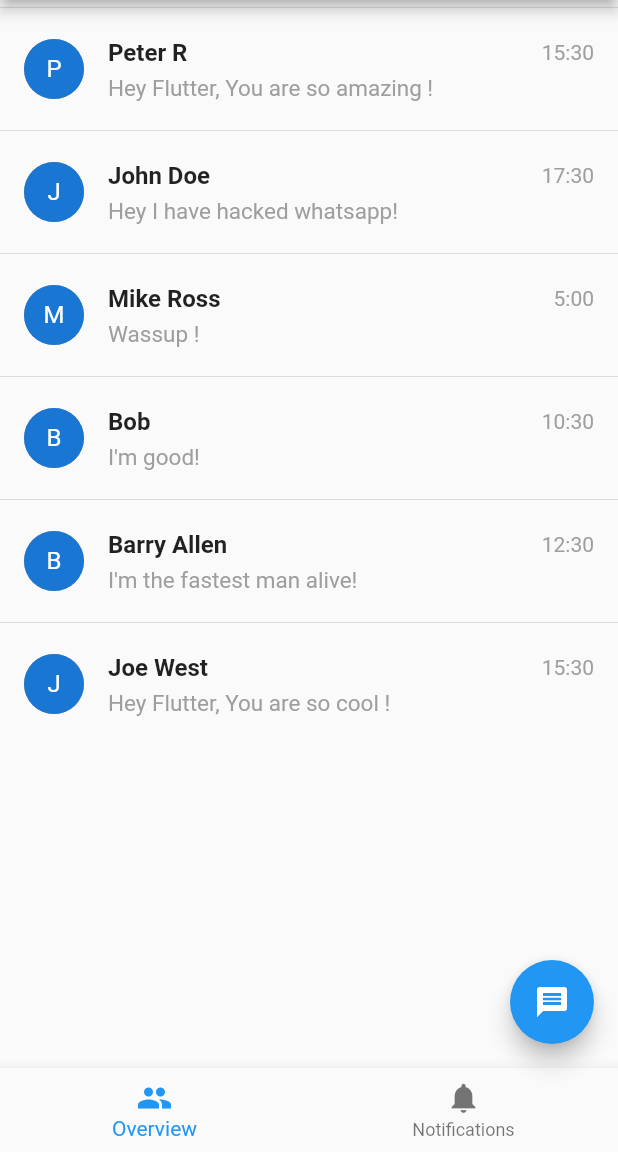
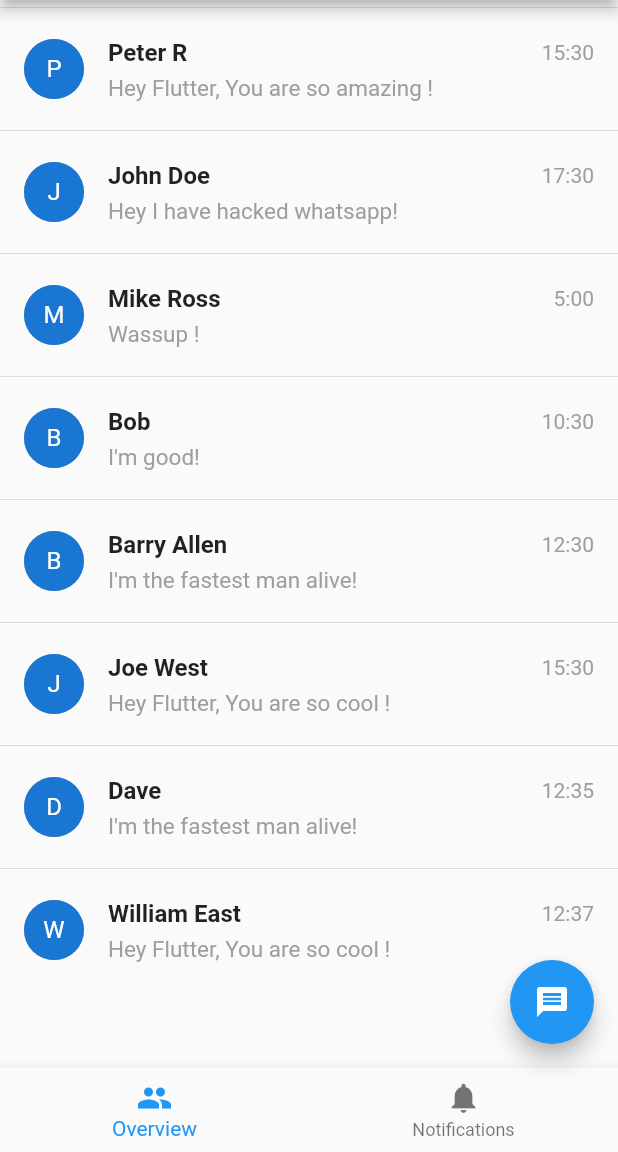
Before and after one commit to jeroenouw/flutter-social, a Flutter app: the screen it shows after launch, on a phone screen of 412 x 824 dp, the part 84-1236 px from its top. Run offline on Flutter 3.47's test engine with Material 2 defaults, Android fonts, the phone set to English and light mode, and no system bars.

Commit message:
Added chat model and updated chat overveiw mock data

```diff
--- a/lib/src/mocks/chat_overview_mock_data.dart
+++ b/lib/src/mocks/chat_overview_mock_data.dart
@@ -1,40 +1,52 @@
-class ChatModel {
-  final String name;
-  final String message;
-  final String time;
-
-  ChatModel({this.name, this.message, this.time});
-}
+import 'package:social/src/models/chat_model.dart';
 
 List<ChatModel> chatOverviewMockData = [
   ChatModel(
+      chatId: 4132134,
       name: "Peter R",
       message: "Hey Flutter, You are so amazing !",
       time: "15:30",
   ),
   ChatModel(
+      chatId: 9132134,
       name: "John Doe",
       message: "Hey I have hacked whatsapp!",
       time: "17:30",
   ),
   ChatModel(
+      chatId: 7132134,
       name: "Mike Ross",
       message: "Wassup !",
       time: "5:00",
   ),
   ChatModel(
+      chatId: 4134134,
       name: "Bob",
       message: "I'm good!",
       time: "10:30",
   ),
   ChatModel(
+      chatId: 4132135,
       name: "Barry Allen",
       message: "I'm the fastest man alive!",
       time: "12:30",
   ),
   ChatModel(
+      chatId: 3132134,
       name: "Joe West",
       message: "Hey Flutter, You are so cool !",
       time: "15:30",
   ),
+  ChatModel(
+      chatId: 2132134,
+      name: "Dave",
+      message: "I'm the fastest man alive!",
+      time: "12:35",
+  ),
+  ChatModel(
+      chatId: 1132134,
+      name: "William East",
+      message: "Hey Flutter, You are so cool !",
+      time: "12:37",
+  ),
 ];
--- /dev/null
+++ b/lib/src/models/chat_model.dart
@@ -0,0 +1,8 @@
+class ChatModel {
+  final int chatId;
+  final String name;
+  final String message;
+  final String time;
+
+  ChatModel({this.chatId, this.name, this.message, this.time});
+}
```
